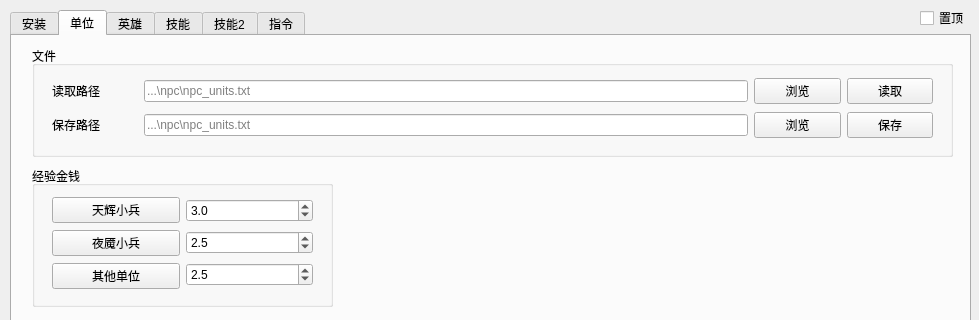
JeremyChim/Dota-Tool, file untitled.ui: the form before one commit; both pictures show x 0 to 979 and y 0 to 320 of the 979 by 789 pixel window.
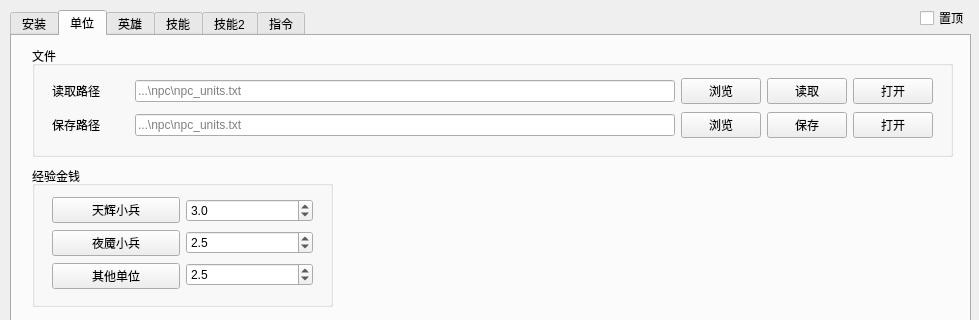
The form after the commit. The open tabs and pages were chosen to show the change.

Commit message: add open_txt btn

What changed in the file:
```diff
--- a/untitled.ui
+++ b/untitled.ui
@@ -452,7 +452,7 @@
       </property>
       <layout class="QVBoxLayout" name="verticalLayout_21">
        <item>
-        <layout class="QHBoxLayout" name="horizontalLayout" stretch="1,7,1,1">
+        <layout class="QHBoxLayout" name="horizontalLayout" stretch="1,7,1,1,0">
          <item>
           <widget class="QLabel" name="label">
            <property name="text">
@@ -481,10 +481,17 @@
            </property>
           </widget>
          </item>
+         <item>
+          <widget class="QPushButton" name="open_load_unitstxt_pushButton">
+           <property name="text">
+            <string>打开</string>
+           </property>
+          </widget>
+         </item>
         </layout>
        </item>
        <item>
-        <layout class="QHBoxLayout" name="horizontalLayout_65" stretch="1,7,1,1">
+        <layout class="QHBoxLayout" name="horizontalLayout_65" stretch="1,7,1,1,0">
          <item>
           <widget class="QLabel" name="label_36">
            <property name="text">
@@ -513,6 +520,13 @@
            </property>
           </widget>
          </item>
+         <item>
+          <widget class="QPushButton" name="open_save_unitstxt_pushButton">
+           <property name="text">
+            <string>打开</string>
+           </property>
+          </widget>
+         </item>
         </layout>
        </item>
       </layout>
```
Left out of the diff: 18 changed lines with no effect on the pictures. The commit also changes 3 other files.
